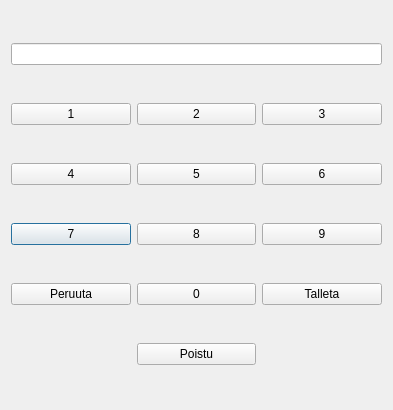
This is bankautomat/talletawindow.ui in bank-2022/group17 as Qt 5 draws it before an edit. The edited form follows.
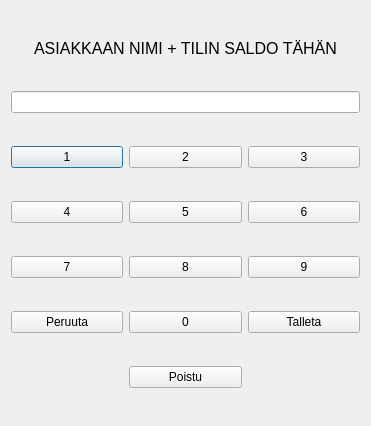
This is the edited form.

Commit message: mainwindow koodia siistitty ja kommentoitu. talletawindowiin lisätty näkymään asiakkaan nimi ja tilin saldo.

The edit to the form file:
```diff
--- a/bankautomat/talletawindow.ui
+++ b/bankautomat/talletawindow.ui
@@ -6,105 +6,137 @@
    <rect>
     <x>0</x>
     <y>0</y>
-    <width>393</width>
-    <height>410</height>
+    <width>371</width>
+    <height>426</height>
    </rect>
   </property>
   <property name="windowTitle">
    <string>Dialog</string>
   </property>
   <layout class="QGridLayout" name="gridLayout">
-   <item row="5" column="0">
-    <widget class="QPushButton" name="pushButton_7">
-     <property name="text">
-      <string>7</string>
-     </property>
-    </widget>
-   </item>
-   <item row="3" column="0">
+   <item row="4" column="0">
     <widget class="QPushButton" name="pushButton_1">
      <property name="text">
       <string>1</string>
      </property>
     </widget>
    </item>
-   <item row="5" column="2">
+   <item row="5" column="1">
+    <widget class="QPushButton" name="pushButton_5">
+     <property name="text">
+      <string>5</string>
+     </property>
+    </widget>
+   </item>
+   <item row="4" column="1">
+    <widget class="QPushButton" name="pushButton_2">
+     <property name="text">
+      <string>2</string>
+     </property>
+    </widget>
+   </item>
+   <item row="6" column="0">
+    <widget class="QPushButton" name="pushButton_7">
+     <property name="text">
+      <string>7</string>
+     </property>
+    </widget>
+   </item>
+   <item row="5" column="0">
+    <widget class="QPushButton" name="pushButton_4">
+     <property name="text">
+      <string>4</string>
+     </property>
+    </widget>
+   </item>
+   <item row="7" column="2">
+    <widget class="QPushButton" name="TalletaButton">
+     <property name="text">
+      <string>Talleta</string>
+     </property>
+    </widget>
+   </item>
+   <item row="6" column="2">
     <widget class="QPushButton" name="pushButton_9">
      <property name="text">
       <string>9</string>
      </property>
     </widget>
    </item>
-   <item row="6" column="1">
+   <item row="8" column="1">
+    <widget class="QPushButton" name="PoistuButton">
+     <property name="text">
+      <string>Poistu</string>
+     </property>
+    </widget>
+   </item>
+   <item row="7" column="1">
     <widget class="QPushButton" name="pushButton_0">
      <property name="text">
       <string>0</string>
      </property>
     </widget>
    </item>
-   <item row="4" column="1">
-    <widget class="QPushButton" name="pushButton_5">
-     <property name="text">
-      <string>5</string>
-     </property>
-    </widget>
-   </item>
-   <item row="5" column="1">
+   <item row="6" column="1">
     <widget class="QPushButton" name="pushButton_8">
      <property name="text">
       <string>8</string>
      </property>
     </widget>
    </item>
-   <item row="4" column="0">
-    <widget class="QPushButton" name="pushButton_4">
-     <property name="text">
-      <string>4</string>
-     </property>
-    </widget>
-   </item>
-   <item row="4" column="2">
+   <item row="5" column="2">
     <widget class="QPushButton" name="pushButton_6">
      <property name="text">
       <string>6</string>
      </property>
     </widget>
    </item>
-   <item row="0" column="0" colspan="3">
-    <widget class="QLineEdit" name="Talleta_lineEdit"/>
-   </item>
-   <item row="6" column="2">
-    <widget class="QPushButton" name="TalletaButton">
-     <property name="text">
-      <string>Talleta</string>
-     </property>
-    </widget>
-   </item>
-   <item row="3" column="2">
+   <item row="4" column="2">
     <widget class="QPushButton" name="pushButton_3">
      <property name="text">
       <string>3</string>
      </property>
     </widget>
    </item>
-   <item row="6" column="0">
+   <item row="7" column="0">
     <widget class="QPushButton" name="PeruutaButton">
      <property name="text">
       <string>Peruuta</string>
      </property>
     </widget>
    </item>
-   <item row="7" column="1">
-    <widget class="QPushButton" name="PoistuButton">
-     <property name="text">
-      <string>Poistu</string>
-     </property>
-    </widget>
+   <item row="1" column="0" colspan="3">
+    <widget class="QLineEdit" name="Talleta_lineEdit"/>
    </item>
-   <item row="3" column="1">
-    <widget class="QPushButton" name="pushButton_2">
+   <item row="0" column="0" colspan="3">
+    <widget class="QLabel" name="label">
+     <property name="maximumSize">
+      <size>
+       <width>16777215</width>
+       <height>20</height>
+      </size>
+     </property>
+     <property name="font">
+      <font>
+       <family>MS Shell Dlg 2</family>
+       <pointsize>12</pointsize>
+       <kerning>true</kerning>
+      </font>
+     </property>
+     <property name="layoutDirection">
+      <enum>Qt::LeftToRight</enum>
+     </property>
+     <property name="autoFillBackground">
+      <bool>false</bool>
+     </property>
      <property name="text">
-      <string>2</string>
+      <string>ASIAKKAAN NIMI + TILIN SALDO TÄHÄN</string>
+     </property>
+     <property name="alignment">
+      <set>Qt::AlignCenter</set>
+     </property>
+     <property name="textInteractionFlags">
+      <set>Qt::NoTextInteraction</set>
      </property>
     </widget>
    </item>
```
Left out of the diff: 1 changed line with no effect on the pictures. The commit also changes 7 other files.
